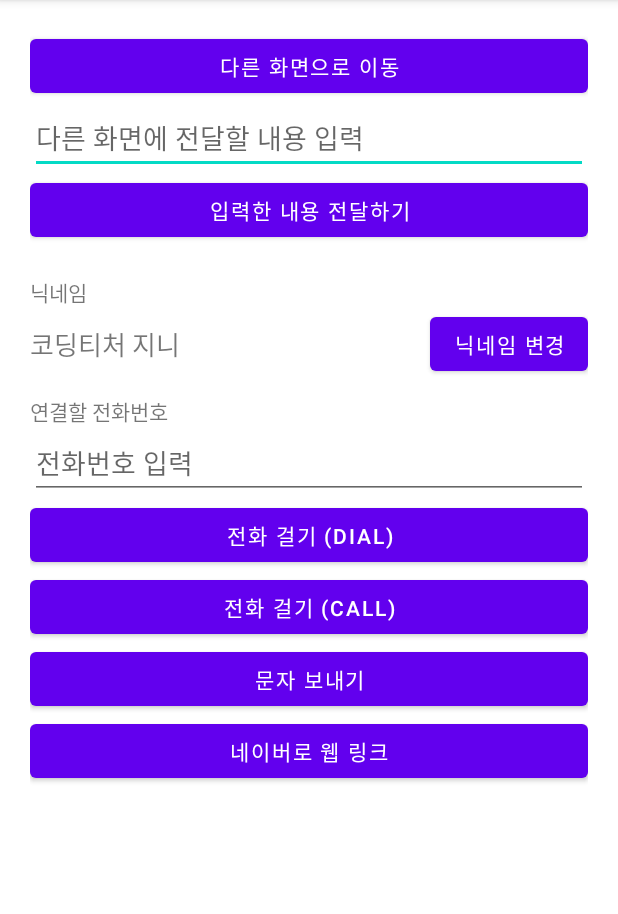
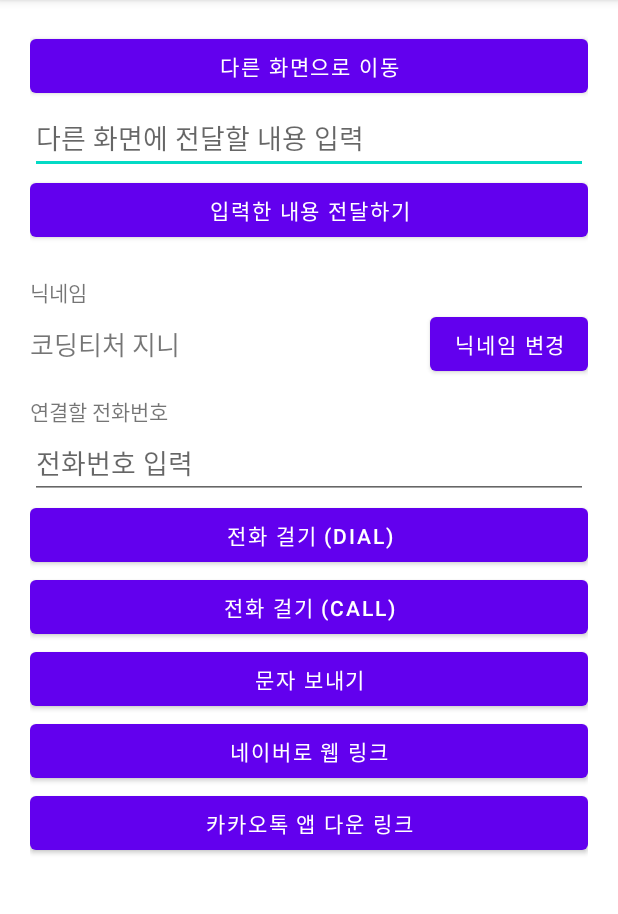
Before and after one commit to cho881020/Intent_20210819, an Android app: the screen it shows after launch (MainActivity), on a phone screen of 412 x 824 dp, the part 84-998 px from its top. Run offline under Robolectric (Android 15) with nearby library versions, the phone set to English and light mode, and no system bars.

Commit message:
카카오톡 다운로드 링크 예제

```diff
--- a/app/src/main/java/com/neppplus/intent_20210819/MainActivity.kt
+++ b/app/src/main/java/com/neppplus/intent_20210819/MainActivity.kt
@@ -15,6 +15,12 @@ class MainActivity : AppCompatActivity() {
     override fun onCreate(savedInstanceState: Bundle?) {
         super.onCreate(savedInstanceState)
         setContentView(R.layout.activity_main)
+
+        kakaoStoreBtn.setOnClickListener {
+            val myUri = Uri.parse("market://details?id=com.kakao.talk")
+            val myIntent = Intent( Intent.ACTION_VIEW, myUri )
+            startActivity(myIntent)
+        }
 
         naverBtn.setOnClickListener {
             val myUri = Uri.parse("https://naver.com")
--- a/app/src/main/res/layout/activity_main.xml
+++ b/app/src/main/res/layout/activity_main.xml
@@ -97,5 +97,11 @@
         android:layout_height="wrap_content"
         android:text="네이버로 웹 링크" />
 
+    <Button
+        android:id="@+id/kakaoStoreBtn"
+        android:layout_width="match_parent"
+        android:layout_height="wrap_content"
+        android:text="카카오톡 앱 다운 링크" />
+
 
 </LinearLayout>
```
